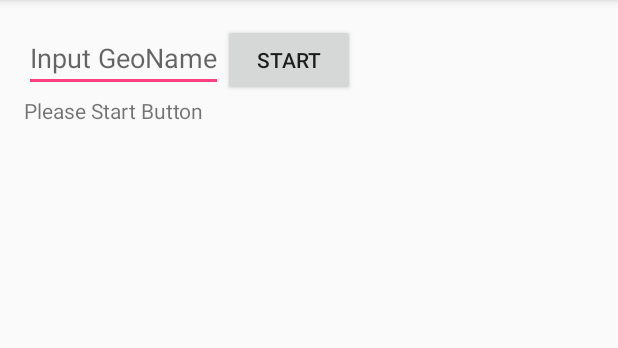
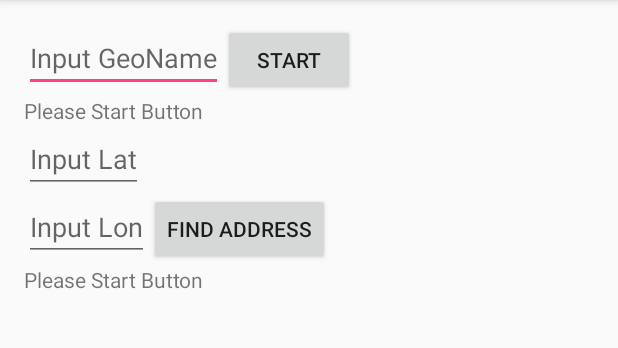
Before and after one commit to yang12156/ArduinoBrainwave, an Android app: the screen it shows after launch (MainActivity), on a phone screen of 412 x 824 dp, the part 84-432 px from its top. Run offline under Robolectric (Android 15) with nearby library versions, the phone set to English and light mode, and no system bars.

Commit message:
Finished changing longitude and latitude to address - Weather1

```diff
--- a/Weather1/app/src/main/java/zolup/weather1/MainActivity.java
+++ b/Weather1/app/src/main/java/zolup/weather1/MainActivity.java
@@ -9,15 +9,14 @@ import android.widget.Button;
 import android.widget.EditText;
 import android.widget.TextView;
 import android.widget.Toast;
-
 import java.io.IOException;
 import java.util.List;
 
 public class MainActivity extends AppCompatActivity implements View.OnClickListener {
 
-    EditText et_GeoInput;
-    TextView tv_GeoText;
-    Button btn_GeoStart;
+    EditText et_GeoInput, et_LatInput, et_LonInput;
+    TextView tv_GeoText, tv_AddressText;
+    Button btn_GeoStart, btn_AddressStart;
 
     Geocoder mGeocoder;
     List<Address> mListAddress;
@@ -36,6 +35,11 @@ public class MainActivity extends AppCompatActivity implements View.OnClickListe
         btn_GeoStart = (Button) findViewById(R.id.btn_GeoStart);
         btn_GeoStart.setOnClickListener(this);
         mGeocoder = new Geocoder(this);
+        et_LatInput = (EditText) findViewById(R.id.et_LatInput);
+        et_LonInput = (EditText) findViewById(R.id.et_LonInput);
+        tv_AddressText = (TextView) findViewById(R.id.tv_AddressTextView);
+        btn_AddressStart = (Button) findViewById(R.id.btn_AddressStart);
+        btn_AddressStart.setOnClickListener(this);
     }
 
     @Override
@@ -45,6 +49,12 @@ public class MainActivity extends AppCompatActivity implements View.OnClickListe
                 String result = SearchLocation(String.valueOf(et_GeoInput.getText()));
                 tv_GeoText.setText(result);
                 et_GeoInput.setText(mAddress.getAddressLine(0));
+                break;
+            case R.id.btn_AddressStart:
+                Toast.makeText(this, "latitude : " + et_LatInput, Toast.LENGTH_SHORT).show();
+                Toast.makeText(this, "longtitude : " + et_LonInput, Toast.LENGTH_SHORT).show();
+                String result2 = SearchAddress(Double.parseDouble(et_LatInput.getText().toString()), Double.parseDouble(et_LonInput.getText().toString()));
+                tv_AddressText.setText(result2);
                 break;
         }
     }
@@ -69,4 +79,23 @@ public class MainActivity extends AppCompatActivity implements View.OnClickListe
         return result;
     }
 
+    public String SearchAddress(double latitude, double longitude) {
+        String result = "";
+        Toast.makeText(this, "latitude : " + latitude, Toast.LENGTH_SHORT).show();
+        Toast.makeText(this, "longtitude : " + longitude, Toast.LENGTH_SHORT).show();
+        try {
+            mListAddress = mGeocoder.getFromLocation(latitude, longitude, 1);
+            if (mListAddress.size() > 0) {
+                mAddress = mListAddress.get(0);
+                result = "Address : " + mAddress.getAddressLine(0);
+            }
+            else {
+                Toast.makeText(this, "주소 취득 실패", Toast.LENGTH_SHORT).show();
+            }
+        }
+        catch (IOException e) {
+            e.printStackTrace();
+        }
+        return result;
+    }
 }
--- a/Weather1/app/src/main/res/layout/activity_main.xml
+++ b/Weather1/app/src/main/res/layout/activity_main.xml
@@ -35,4 +35,35 @@
         android:layout_width="wrap_content"
         android:layout_height="wrap_content" />
 
+    <EditText
+        android:id = "@+id/et_LatInput"
+        android:hint = "Input Lat"
+        android:layout_width="wrap_content"
+        android:layout_height="wrap_content" />
+
+    <LinearLayout
+        android:orientation="horizontal"
+        android:layout_width="wrap_content"
+        android:layout_height="wrap_content">
+
+        <EditText
+            android:id = "@+id/et_LonInput"
+            android:hint = "Input Lon"
+            android:layout_width="wrap_content"
+            android:layout_height="wrap_content" />
+
+        <Button
+            android:text = "Find Address"
+            android:id= "@+id/btn_AddressStart"
+            android:layout_width="wrap_content"
+            android:layout_height="wrap_content"/>
+
+    </LinearLayout>
+
+    <TextView
+        android:id = "@+id/tv_AddressTextView"
+        android:text="Please Start Button"
+        android:layout_width="wrap_content"
+        android:layout_height="wrap_content" />
+
 </LinearLayout>
```
Also changed, not shown: Weather1/app/src/main/java/zolup/weather1/GeoCoder.java (deleted, +0 -71 lines).
